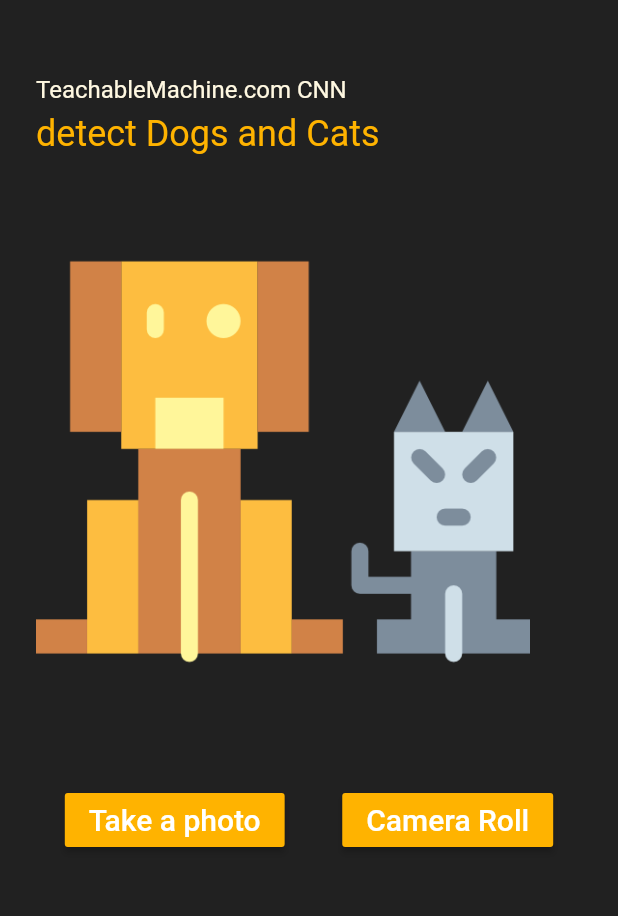
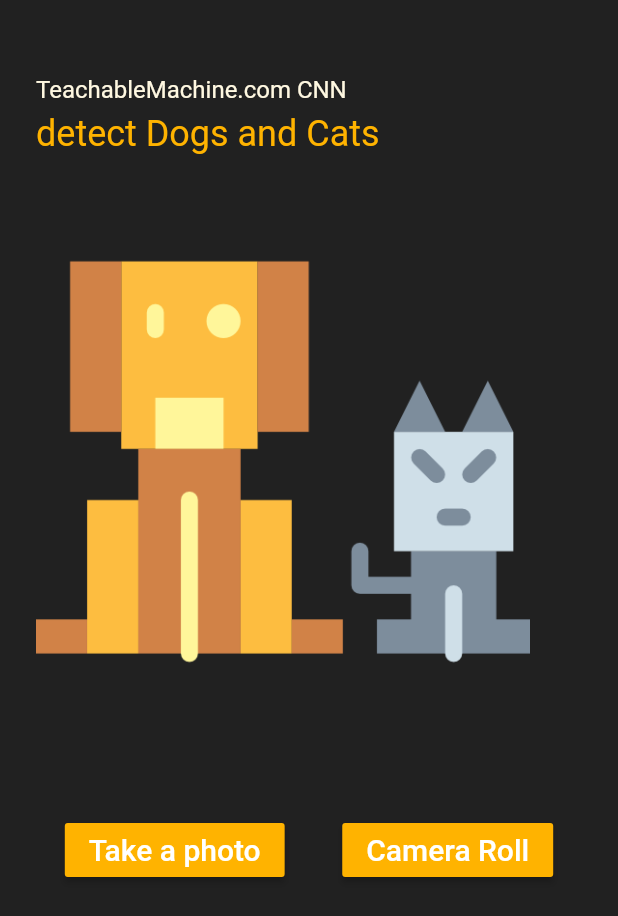
Before and after one commit to hajajmaor/cat_vs_dog, a Flutter app: the screen it shows after launch, on a phone screen of 412 x 824 dp. Shown: the top 916 px of the screen. Run offline on Flutter 3.47's test engine with Material 2 defaults, Android fonts, the phone set to English and light mode, and no system bars; our stand-ins replace image_picker, splashscreen; missing offline and left inert: tflite.

```diff
--- a/assets/tflite/labels.txt
+++ b/assets/tflite/labels.txt
@@ -1,2 +1,2 @@
-0 Dog
-1 Cat
+Dog
+Cat
--- a/lib/screens/home.dart
+++ b/lib/screens/home.dart
@@ -10,11 +10,15 @@ class Home extends StatelessWidget {
   Widget build(BuildContext context) {
     if (Platform.isIOS)
       return CupertinoPageScaffold(
-        child: HomeBody(),
+        child: SafeArea(
+          child: HomeBody(),
+        ),
       );
     else
       return Scaffold(
-        body: HomeBody(),
+        body: SafeArea(
+          child: HomeBody(),
+        ),
       );
   }
 }
@@ -31,6 +35,7 @@ class HomeBody extends StatefulWidget {
 class _HomeBodyState extends State<HomeBody> {
   bool _loading = true;
   File _image;
+  //each item in _output is a Map : keys(index,label,confidence)
   List _output;
   final _picker = ImagePicker();
 
@@ -127,7 +132,7 @@ class _HomeBodyState extends State<HomeBody> {
                         ),
                         _output != null
                             ? Text(
-                                '${_output[0]}',
+                                '${_output[0]['label']}',
                                 style: TextStyle(
                                   color: Colors.white,
                                   fontSize: 20,
@@ -136,6 +141,9 @@ class _HomeBodyState extends State<HomeBody> {
                             : Container(),
                       ],
                     ),
+            ),
+            SizedBox(
+              height: 20,
             ),
             Container(
               child: Row(
```
Also changed, not shown: 4 other files.
